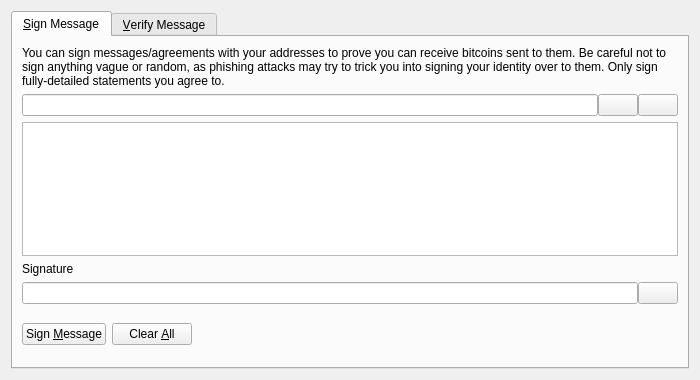
Old version of the form src/qt/forms/signverifymessagedialog.ui in the repository multicoins/marycoin.
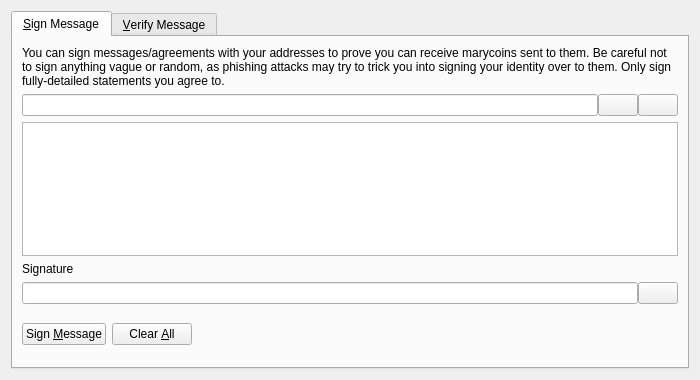
New version of the form. Icons and pictures are not drawn. Custom widgets are drawn as their Qt base class.

Patch:
```diff
--- a/src/qt/forms/signverifymessagedialog.ui
+++ b/src/qt/forms/signverifymessagedialog.ui
@@ -30,7 +30,7 @@
        <item>
         <widget class="QLabel" name="infoLabel_SM">
          <property name="text">
-          <string>You can sign messages/agreements with your addresses to prove you can receive bitcoins sent to them. Be careful not to sign anything vague or random, as phishing attacks may try to trick you into signing your identity over to them. Only sign fully-detailed statements you agree to.</string>
+          <string>You can sign messages/agreements with your addresses to prove you can receive marycoins sent to them. Be careful not to sign anything vague or random, as phishing attacks may try to trick you into signing your identity over to them. Only sign fully-detailed statements you agree to.</string>
          </property>
          <property name="textFormat">
           <enum>Qt::PlainText</enum>
```
